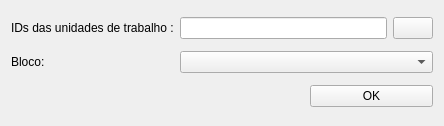
Above: uis/alterBlock.ui from dsgoficial/SAP_Gerente before the change. Below: the same form after it.
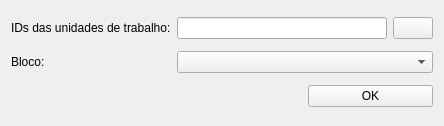
That is the form after the change.

Patch:
```diff
--- a/uis/alterBlock.ui
+++ b/uis/alterBlock.ui
@@ -17,7 +17,7 @@
    <item row="0" column="0">
     <widget class="QLabel" name="label">
      <property name="text">
-      <string>IDs das unidades de trabalho :</string>
+      <string>IDs das unidades de trabalho:</string>
      </property>
     </widget>
    </item>
```
